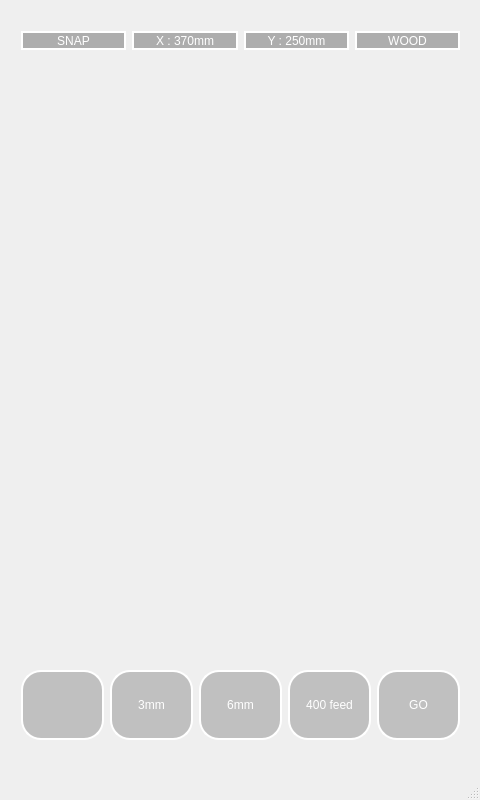
Qt form mainwindow_test4.ui (SeoBoSeok/woodycanvas) before a commit.
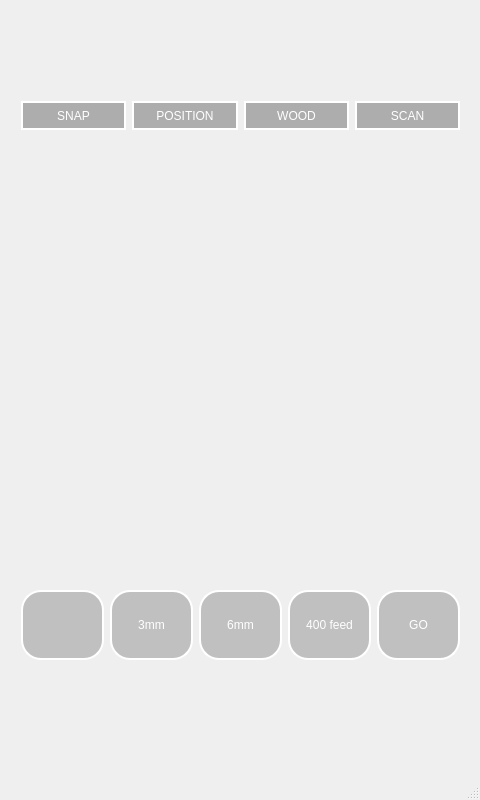
The same form after that commit. Icons and pictures are not drawn.

Patch:
```diff
--- a/mainwindow_test4.ui
+++ b/mainwindow_test4.ui
@@ -54,7 +54,7 @@
     <property name="geometry">
      <rect>
       <x>10</x>
-      <y>670</y>
+      <y>590</y>
       <width>461</width>
       <height>81</height>
      </rect>
@@ -361,9 +361,9 @@
     <property name="geometry">
      <rect>
       <x>10</x>
-      <y>20</y>
+      <y>90</y>
       <width>461</width>
-      <height>41</height>
+      <height>51</height>
      </rect>
     </property>
     <layout class="QHBoxLayout" name="horizontalLayout_2">
@@ -410,7 +410,7 @@
 color: white;</string>
        </property>
        <property name="text">
-        <string>X : 370mm</string>
+        <string>POSITION</string>
        </property>
       </widget>
      </item>
@@ -429,29 +429,29 @@
 color: white;</string>
        </property>
        <property name="text">
-        <string>Y : 250mm</string>
-       </property>
-      </widget>
-     </item>
-     <item>
-      <widget class="QPushButton" name="btnSettings">
-       <property name="sizePolicy">
-        <sizepolicy hsizetype="Minimum" vsizetype="Expanding">
-         <horstretch>0</horstretch>
-         <verstretch>0</verstretch>
-        </sizepolicy>
-       </property>
-       <property name="styleSheet">
-        <string notr="true">background-color: rgba(0, 0, 0, 70);
-border: 2px solid white;
-border-radius: 30px;
-color: white;</string>
-       </property>
-       <property name="text">
         <string>WOOD</string>
        </property>
       </widget>
      </item>
+     <item>
+      <widget class="QPushButton" name="btnSettings">
+       <property name="sizePolicy">
+        <sizepolicy hsizetype="Minimum" vsizetype="Expanding">
+         <horstretch>0</horstretch>
+         <verstretch>0</verstretch>
+        </sizepolicy>
+       </property>
+       <property name="styleSheet">
+        <string notr="true">background-color: rgba(0, 0, 0, 70);
+border: 2px solid white;
+border-radius: 30px;
+color: white;</string>
+       </property>
+       <property name="text">
+        <string>SCAN</string>
+       </property>
+      </widget>
+     </item>
     </layout>
    </widget>
    <widget class="QLabel" name="lblCamView">
```
